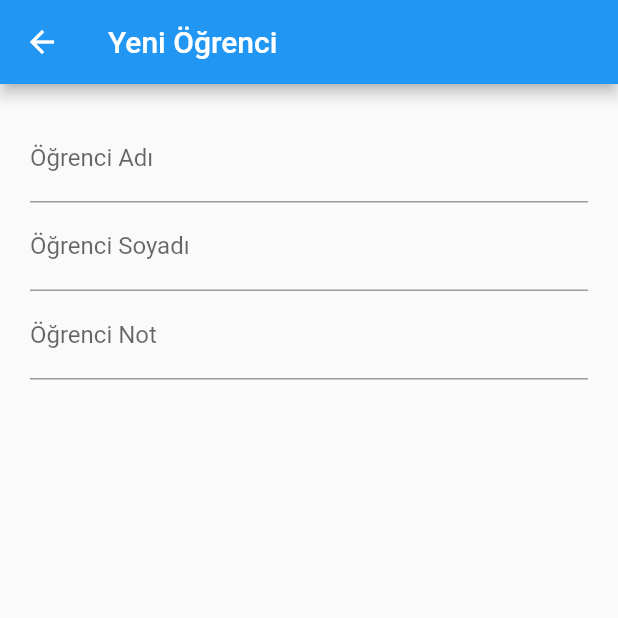
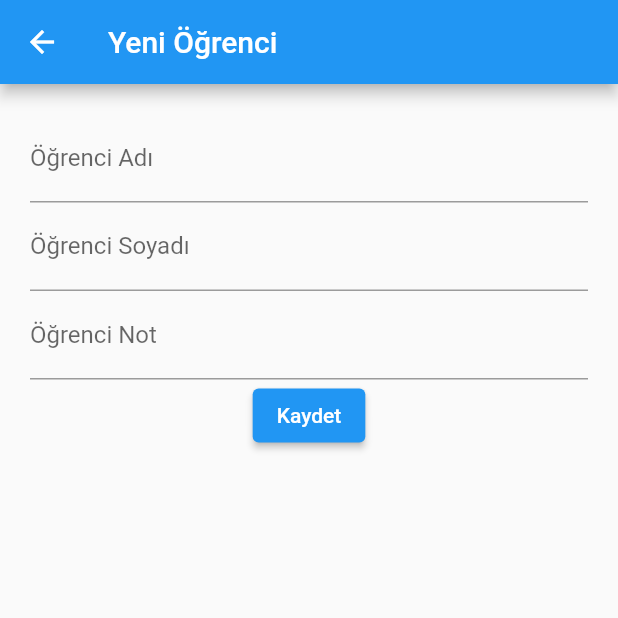
Before and after one commit to betultuzcu1/Odev3-Merge, a Flutter app: the StudentAdd screen opened directly with empty values, on a phone screen of 412 x 824 dp, the top half of it. Run offline on Flutter 3.47's test engine with Material 2 defaults, Android fonts, the phone set to English and light mode, and no system bars; network calls fail.

Commit message:
yeni öğrenci eklenmesi

```diff
--- a/lib/Screens/student_add.dart
+++ b/lib/Screens/student_add.dart
@@ -31,7 +31,7 @@ class _StudentAddState extends State<StudentAdd> {
                 buildFirstNameField(),
                 buildLastNameField(),
                 buildGradeField(),
-               // buildSumbitButton()
+                buildSumbitButton()
               ],
             ),
           ),
@@ -71,7 +71,7 @@ buildGradeField() {
   );
 }
 
-/*Widget buildSumbitButton() {
+Widget buildSumbitButton() {
   return ElevatedButton(
     child: Text("Kaydet"),
     onPressed: () {
@@ -79,4 +79,4 @@ buildGradeField() {
      students.add(student);
     },
   );
-}*/
+}
```
